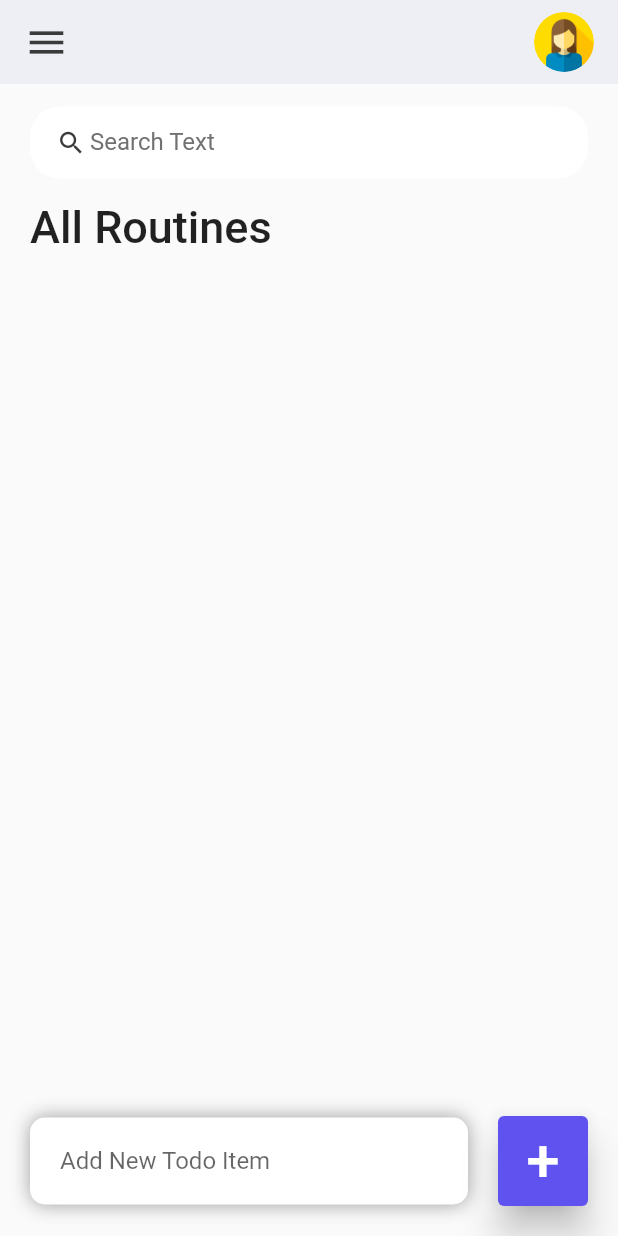
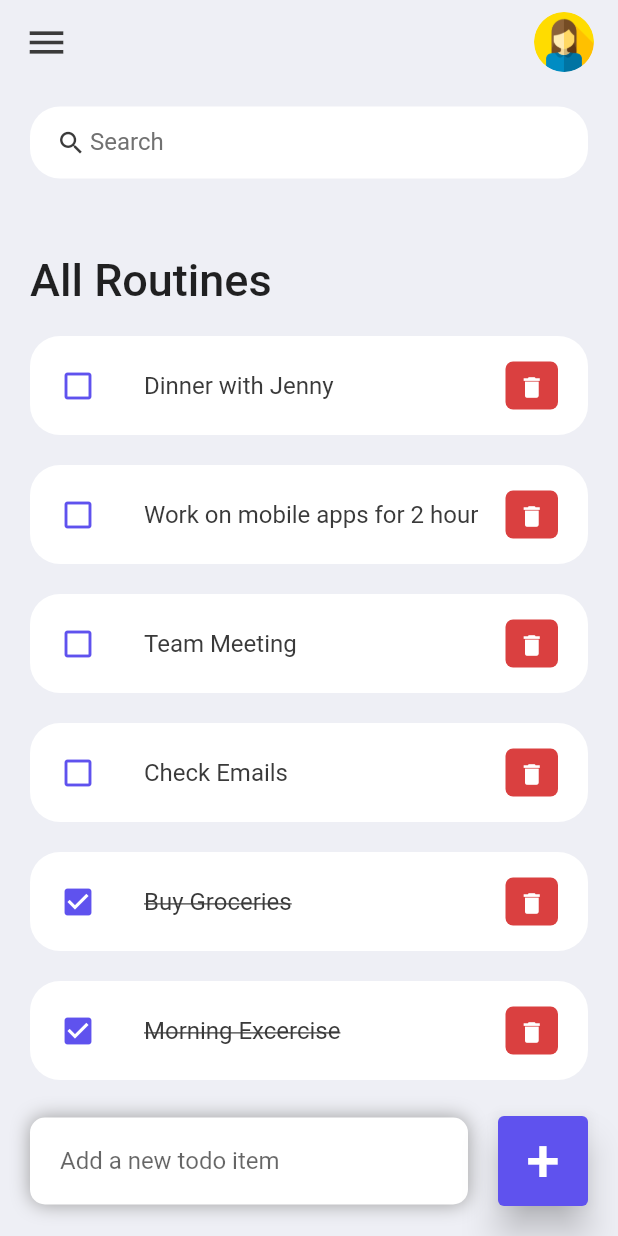
Before and after one commit to hasibHabibzadah/myroutine, a Flutter app: the screen it shows after launch, on a phone screen of 412 x 824 dp. Run offline on Flutter 3.47's test engine with Material 2 defaults, Android fonts, the phone set to English and light mode, and no system bars.

Commit message:
last commit

```diff
--- a/lib/constants/colors.dart
+++ b/lib/constants/colors.dart
@@ -1,11 +1,9 @@
 import 'package:flutter/material.dart';
-
 
 const Color tdRed = Color(0xFFDA4040);
 const Color tdBlue = Color(0xFF5F52EE);
 
 const Color tdBlack = Color(0xFF3A3A3A);
-const Color tdGray = Color(0xFF717171);
+const Color tdGrey = Color(0xFF717171);
 
-
-const Color tdBgColor = Color(0xFFEEEFF5);
+const Color tdBGColor = Color(0xFFEEEFF5);
--- a/lib/main.dart
+++ b/lib/main.dart
@@ -1,22 +1,23 @@
 import 'package:flutter/material.dart';
 import 'package:flutter/services.dart';
-import 'package:myroutine/screens/home.dart';
+import './screens/home.dart';
 
 void main() {
   runApp(const MyApp());
 }
 
 class MyApp extends StatelessWidget {
-  const MyApp({super.key});
+  const MyApp({Key? key}) : super(key: key);
 
   // This widget is the root of your application.
   @override
   Widget build(BuildContext context) {
-    SystemChrome.setSystemUIOverlayStyle(SystemUiOverlayStyle(statusBarColor: Colors.transparent));
+    SystemChrome.setSystemUIOverlayStyle(
+        SystemUiOverlayStyle(statusBarColor: Colors.transparent));
     return MaterialApp(
       debugShowCheckedModeBanner: false,
-      title: 'Routine App',
-      home : Home(),
+      title: 'ToDo App',
+      home: Home(),
     );
   }
 }
--- a/lib/model/ToDo.dart
+++ b/lib/model/ToDo.dart
@@ -1,24 +1,23 @@
 import 'package:myroutine/model/todo.dart';
-
-class ToDo{
+class ToDo {
   String? id;
   String? todoText;
   bool isDone;
+
   ToDo({
     required this.id,
     required this.todoText,
-    this.isDone = false
-});
+    this.isDone = false,
+  });
 
   static List<ToDo> todoList() {
     return [
-    ToDo(id : '01', todoText : 'Morning exercise', isDone : true),
-      ToDo(id : '02', todoText : 'Buy Groceries', isDone : true),
-      ToDo(id : '03', todoText : 'Check Emails',),
-      ToDo(id : '04', todoText : 'Team Meeting ', ),
-      ToDo(id : '05', todoText : 'Work On my Porjects',),
-      ToDo(id : '06', todoText : 'Dinner with family', ),
+      ToDo(id: '01', todoText: 'Morning Excercise', isDone: true ),
+      ToDo(id: '02', todoText: 'Buy Groceries', isDone: true ),
+      ToDo(id: '03', todoText: 'Check Emails', ),
+      ToDo(id: '04', todoText: 'Team Meeting', ),
+      ToDo(id: '05', todoText: 'Work on mobile apps for 2 hour', ),
+      ToDo(id: '06', todoText: 'Dinner with Jenny', ),
     ];
   }
-
 }
--- a/lib/screens/home.dart
+++ b/lib/screens/home.dart
@@ -1,57 +1,62 @@
 import 'package:flutter/material.dart';
+
+import '../model/ToDo.dart';
 import 'package:myroutine/constants/colors.dart';
-import '../model/ToDo.dart';
 import '../widgets/todo_item.dart';
+
 class Home extends StatefulWidget {
+  Home({Key? key}) : super(key: key);
 
-  const Home({Key? key}) : super (key: key);
   @override
   State<Home> createState() => _HomeState();
 }
 
 class _HomeState extends State<Home> {
+  final todosList = ToDo.todoList();
+  List<ToDo> _foundToDo = [];
+  final _todoController = TextEditingController();
 
-  final todoList = ToDo.todoList();
-  List<ToDo> _foundTodo = [];
-  final _todoController = TextEditingController();
   @override
-
   void initState() {
-    // TODO: implement initState
-    List<ToDo> _foundTodo = todoList;
+    _foundToDo = todosList;
     super.initState();
   }
-  Widget build(BuildContext context){
-    return  Scaffold(
-      appBar: buildAppBar(),
+
+  @override
+  Widget build(BuildContext context) {
+    return Scaffold(
+      backgroundColor: tdBGColor,
+      appBar: _buildAppBar(),
       body: Stack(
         children: [
           Container(
-            padding: EdgeInsets.symmetric(horizontal: 20,vertical: 15),
+            padding: EdgeInsets.symmetric(
+              horizontal: 20,
+              vertical: 15,
+            ),
             child: Column(
               children: [
                 searchBox(),
                 Expanded(
                   child: ListView(
                     children: [
-                      Stack(
-                        children: [
                       Container(
-                            margin: EdgeInsets.only(top: 15, bottom: 20),
+                        margin: EdgeInsets.only(
+                          top: 50,
+                          bottom: 20,
+                        ),
                         child: Text(
-                              'All Routines ',
+                          'All Routines',
                           style: TextStyle(
                             fontSize: 30,
-                                  fontWeight: FontWeight.w500
+                            fontWeight: FontWeight.w500,
                           ),
                         ),
                       ),
-
-                        ],
-                      ),
-                      for(ToDo todoo in _foundTodo)
-                      TodoItem(todo: todoo,
-                        onTodoChnaged: __handleToBeChanged,
+                      for (ToDo todoo in _foundToDo.reversed)
+                        TodoItem(
+                          todo: todoo,
+                          onToDoChanged: __handleToDoChange,
                           onDeleteItem: _deleteToDoItem,
                         ),
                     ],
@@ -62,135 +67,153 @@ class _HomeState extends State<Home> {
           ),
           Align(
             alignment: Alignment.bottomCenter,
-            child: Row(
-              children: [
-                Expanded(child: Container(
-                  margin: const EdgeInsets.only(bottom: 20, right: 20, left: 20),
-                  padding: EdgeInsets.symmetric(horizontal: 20, vertical: 5),
-                  decoration:  BoxDecoration(
+            child: Row(children: [
+              Expanded(
+                child: Container(
+                  margin: EdgeInsets.only(
+                    bottom: 20,
+                    right: 20,
+                    left: 20,
+                  ),
+                  padding: EdgeInsets.symmetric(
+                    horizontal: 20,
+                    vertical: 5,
+                  ),
+                  decoration: BoxDecoration(
                     color: Colors.white,
                     boxShadow: const [
                       BoxShadow(
                         color: Colors.grey,
-                        offset: Offset(0.0,0.0),
+                        offset: Offset(0.0, 0.0),
                         blurRadius: 10.0,
                         spreadRadius: 0.0,
                       ),
                     ],
-                    borderRadius: BorderRadius.circular(10.0),
+                    borderRadius: BorderRadius.circular(10),
                   ),
                   child: TextField(
                     controller: _todoController,
                     decoration: InputDecoration(
-                      hintText: 'Add New Todo Item',
-                      border: InputBorder.none,
-                    ),
+                        hintText: 'Add a new todo item',
+                        border: InputBorder.none),
                   ),
                 ),
               ),
               Container(
-                  margin: EdgeInsets.only(bottom: 20, right: 20),
+                margin: EdgeInsets.only(
+                  bottom: 20,
+                  right: 20,
+                ),
                 child: ElevatedButton(
-                    style: ElevatedButton.styleFrom(
-                      primary: tdBlue,
-                      minimumSize: Size(60, 60),
-                      elevation: 10
+                  child: Text(
+                    '+',
+                    style: TextStyle(
+                      fontSize: 40,
+                    ),
                   ),
                   onPressed: () {
                     _addToDoItem(_todoController.text);
                   },
-                    child: Text("+",
-                      style: TextStyle(fontSize: 40),
+                  style: ElevatedButton.styleFrom(
+                    primary: tdBlue,
+                    minimumSize: Size(60, 60),
+                    elevation: 10,
                   ),
                 ),
-                )
-              ],
               ),
-          )
+            ]),
+          ),
         ],
       ),
     );
   }
 
-  void __handleToBeChanged(ToDo todo){
+  void __handleToDoChange(ToDo todo) {
     setState(() {
       todo.isDone = !todo.isDone;
     });
   }
 
-  void _deleteToDoItem(String id){
+  void _deleteToDoItem(String id) {
     setState(() {
-      todoList.removeWhere((element) => element.id == id);
+      todosList.removeWhere((item) => item.id == id);
     });
-
   }
 
-  void _addToDoItem(String toDo){
+  void _addToDoItem(String toDo) {
     setState(() {
-      todoList.add(ToDo(id: DateTime.now().millisecond.toString(), todoText: toDo));
+      todosList.add(ToDo(
+        id: DateTime.now().millisecondsSinceEpoch.toString(),
+        todoText: toDo,
+      ));
     });
-
     _todoController.clear();
   }
 
-  void _runFilter(String enteredKeyboard){
+  void _runFilter(String enteredKeyword) {
     List<ToDo> results = [];
-    if(enteredKeyboard.isEmpty){
-      results = todoList;
-    }else{
-      results = todoList.where((element) => element.todoText!.toLowerCase().contains(enteredKeyboard.toLowerCase())).toList();
+    if (enteredKeyword.isEmpty) {
+      results = todosList;
+    } else {
+      results = todosList
+          .where((item) => item.todoText!
+              .toLowerCase()
+              .contains(enteredKeyword.toLowerCase()))
+          .toList();
     }
+
     setState(() {
-      _foundTodo = results;
+      _foundToDo = results;
     });
   }
 
-
-  Widget searchBox(){
+  Widget searchBox() {
     return Container(
       padding: EdgeInsets.symmetric(horizontal: 15),
-      decoration : BoxDecoration(
-        color : Colors.white,
+      decoration: BoxDecoration(
+        color: Colors.white,
         borderRadius: BorderRadius.circular(20),
       ),
       child: TextField(
         onChanged: (value) => _runFilter(value),
-        decoration: InputDecoration(
+        decoration: const InputDecoration(
           contentPadding: EdgeInsets.all(0),
-          prefixIcon: Icon(Icons.search, color: tdBlack,size: 20,),
-          prefixIconConstraints: BoxConstraints(maxHeight: 20, minWidth: 25),
+          prefixIcon: Icon(
+            Icons.search,
+            color: tdBlack,
+            size: 20,
+          ),
+          prefixIconConstraints: BoxConstraints(
+            maxHeight: 20,
+            minWidth: 25,
+          ),
           border: InputBorder.none,
-          hintText: 'Search Text',
-          hintStyle: TextStyle(color: tdGray),
-
-
+          hintText: 'Search',
+          hintStyle: TextStyle(color: tdGrey),
         ),
       ),
     );
   }
 
-  AppBar buildAppBar() {
+  AppBar _buildAppBar() {
     return AppBar(
-      backgroundColor: tdBgColor,
+      backgroundColor: tdBGColor,
       elevation: 0,
-      title : Row(
-        mainAxisAlignment: MainAxisAlignment.spaceBetween,
-        children: [
+      title: Row(mainAxisAlignment: MainAxisAlignment.spaceBetween, children: [
         Icon(
           Icons.menu,
           color: tdBlack,
-            size: 30
+          size: 30,
         ),
         Container(
-          height:40 ,
+          height: 40,
           width: 40,
           child: ClipRRect(
             borderRadius: BorderRadius.circular(20),
             child: Image.asset('assets/avatar.png'),
           ),
-        )
-      ],
-      )
+        ),
+      ]),
     );
   }
 }
--- a/lib/widgets/todo_item.dart
+++ b/lib/widgets/todo_item.dart
@@ -1,15 +1,19 @@
 import 'package:flutter/cupertino.dart';
 import 'package:flutter/material.dart';
 import 'package:myroutine/constants/colors.dart';
-
 import '../model/ToDo.dart';
 
 class TodoItem extends StatelessWidget {
   final ToDo todo;
-  final onTodoChnaged;
+  final onToDoChanged;
   final onDeleteItem;
 
-  const TodoItem({Key? key, required this.todo, this.onTodoChnaged, this.onDeleteItem}) : super(key: key);
+  const TodoItem({
+    Key? key,
+    required this.todo,
+    required this.onToDoChanged,
+    required this.onDeleteItem,
+  }) : super(key: key);
 
   @override
   Widget build(BuildContext context) {
@@ -17,7 +21,8 @@ class TodoItem extends StatelessWidget {
       margin: EdgeInsets.only(bottom: 20),
       child: ListTile(
         onTap: () {
-        onTodoChnaged(todo);
+          // print('Clicked on Todo Item.');
+          onToDoChanged(todo);
         },
         shape: RoundedRectangleBorder(
           borderRadius: BorderRadius.circular(20),
@@ -25,7 +30,7 @@ class TodoItem extends StatelessWidget {
         contentPadding: EdgeInsets.symmetric(horizontal: 20, vertical: 5),
         tileColor: Colors.white,
         leading: Icon(
-        todo.isDone? Icons.check_box : Icons.check_box_outline_blank,
+          todo.isDone ? Icons.check_box : Icons.check_box_outline_blank,
           color: tdBlue,
         ),
         title: Text(
@@ -33,27 +38,29 @@ class TodoItem extends StatelessWidget {
           style: TextStyle(
             fontSize: 16,
             color: tdBlack,
-            decoration: todo.isDone? TextDecoration.lineThrough : null,
+            decoration: todo.isDone ? TextDecoration.lineThrough : null,
           ),
         ),
         trailing: Container(
           padding: EdgeInsets.all(0),
           margin: EdgeInsets.symmetric(vertical: 12),
+          height: 35,
           width: 35,
-        height: 35,
           decoration: BoxDecoration(
-          color: Colors.red,
-          borderRadius: BorderRadius.circular(5)
+            color: tdRed,
+            borderRadius: BorderRadius.circular(5),
           ),
           child: IconButton(
             color: Colors.white,
             iconSize: 18,
             icon: Icon(Icons.delete),
             onPressed: () {
+              // print('Clicked on delete icon');
               onDeleteItem(todo.id);
             },
           ),
         ),
-        ));
+      ),
+    );
   }
 }
```
Also changed, not shown: 1 other file. Lines whose indentation alone changed are shown as unchanged.
